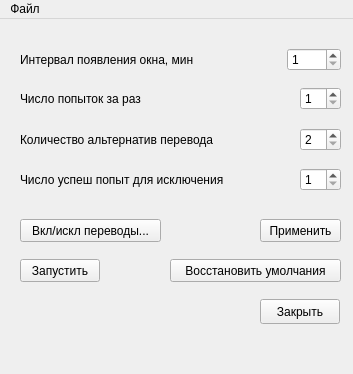
The window that mainwindow.ui (makar224/LexNew) describes before a commit, drawn with Qt 5.
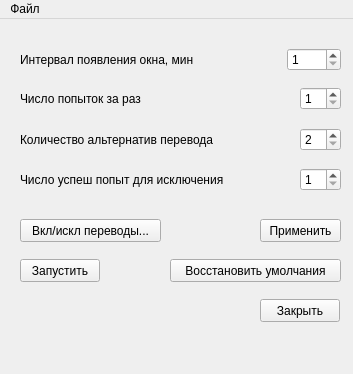
The same window after the commit.

Commit message: Main window Return-button hit behaviour and tab order; translation dialog Return-button hit behaviour

Diff of the .ui file:
```diff
--- a/mainwindow.ui
+++ b/mainwindow.ui
@@ -20,7 +20,7 @@
       <x>260</x>
       <y>280</y>
       <width>80</width>
-      <height>25</height>
+      <height>23</height>
      </rect>
     </property>
     <property name="text">
```
Left out of the diff: 20 changed lines with no effect on the pictures. The commit also changes 3 other files.
